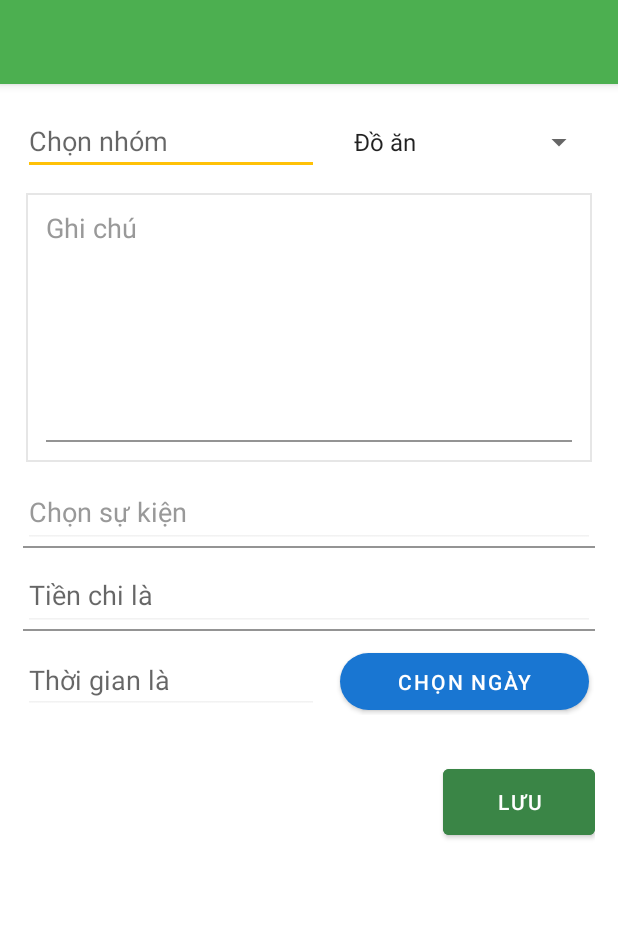
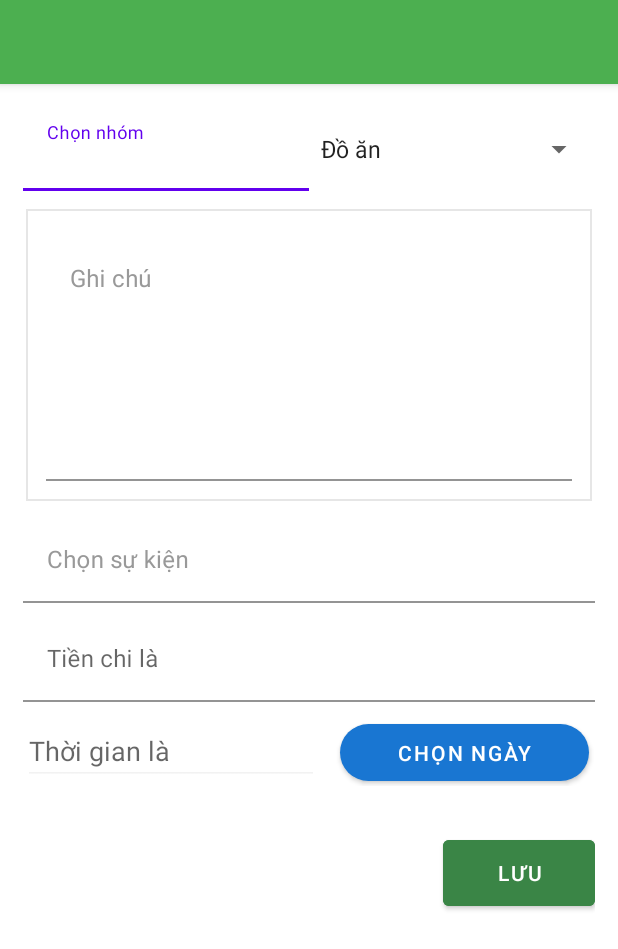
Before and after one commit to France2702/ExpenseManaging, an Android app: the AddActive screen opened directly, with no data from a screen before it, on a phone screen of 412 x 824 dp. Shown: the top 949 px of the screen. Run offline under Robolectric (Android 15) with nearby library versions, the phone set to English and light mode, and no system bars.

Commit message:
match parent

```diff
--- /dev/null
+++ b/app/src/main/res/drawable/my_hint_animation.xml
@@ -0,0 +1,10 @@
+<set xmlns:android="http://schemas.android.com/apk/res/android">
+    <translate
+        android:fromYDelta="0"
+        android:toYDelta="-16dp"
+        android:duration="200" />
+    <alpha
+        android:fromAlpha="1.0"
+        android:toAlpha="0.5"
+        android:duration="200" />
+</set>
--- a/app/src/main/res/layout/activity_add_transaction.xml
+++ b/app/src/main/res/layout/activity_add_transaction.xml
@@ -1,6 +1,7 @@
 <?xml version="1.0" encoding="utf-8"?>
 <LinearLayout xmlns:android="http://schemas.android.com/apk/res/android"
     xmlns:app="http://schemas.android.com/apk/res-auto"
+    xmlns:tools="http://schemas.android.com/tools"
     android:layout_width="match_parent"
     android:layout_height="match_parent"
     android:background="@color/white"
@@ -35,37 +36,40 @@
             android:layout_height="wrap_content"
             android:orientation="vertical">
 
-            <com.google.android.material.textfield.TextInputLayout
+            <LinearLayout
                 android:layout_width="match_parent"
                 android:layout_height="wrap_content"
-                android:textColorHint="@color/grey_40">
-                <LinearLayout
-                    android:layout_width="match_parent"
-                    android:layout_height="match_parent"
-                    android:orientation="horizontal">
+                android:orientation="horizontal">
+
+                <com.google.android.material.textfield.TextInputLayout
+                    android:layout_width="0dp"
+                    android:layout_height="wrap_content"
+                    android:layout_weight="1"
+                    android:textColorHint="@color/grey_40">
 
                     <androidx.appcompat.widget.AppCompatEditText
-                        android:layout_width="197dp"
-                        android:layout_height="wrap_content"
+                        android:layout_width="match_parent"
+                        android:layout_height="match_parent"
                         android:hint="Chọn nhóm"
                         android:textColor="@android:color/black"
-                        android:theme="@style/EditText.Yellow"
-                        android:visibility="visible" />
+                        android:background="@color/white"/>
 
-                    <View
-                        android:id="@+id/view12"
-                        android:layout_width="63dp"
-                        android:layout_height="44dp"
-                        android:layout_weight="1" />
+                </com.google.android.material.textfield.TextInputLayout>
+
+                <com.google.android.material.textfield.TextInputLayout
+                    android:layout_width="0dp"
+                    android:layout_height="match_parent"
+                    android:layout_weight="1"
+                    android:textColorHint="@color/grey_40">
 
                     <Spinner
                         android:id="@+id/expense_spinner"
-                        android:layout_width="217dp"
-                        android:layout_height="44dp"
+                        android:layout_width="match_parent"
+                        android:layout_height="wrap_content"
                         android:layout_weight="1" />
 
-                </LinearLayout>
-            </com.google.android.material.textfield.TextInputLayout>
+                </com.google.android.material.textfield.TextInputLayout>
+            </LinearLayout>
 
             <View
                 android:layout_width="match_parent"
@@ -81,14 +85,15 @@
                 <androidx.appcompat.widget.AppCompatEditText
                     android:layout_width="match_parent"
                     android:layout_height="wrap_content"
-                    android:background="@android:color/transparent"
+
                     android:gravity="top"
-                    android:hint="Ghi chú"
+                    android:hint="@string/Mnemonic"
                     android:inputType="textMultiLine"
                     android:maxLines="12"
                     android:minLines="7"
                     android:textColor="@android:color/black"
-                    android:theme="@style/EditText.Yellow" />
+                    android:background="@color/white"
+                    tools:ignore="SpeakableTextPresentCheck" />
 
             </com.google.android.material.textfield.TextInputLayout>
 
@@ -104,10 +109,10 @@
                 <androidx.appcompat.widget.AppCompatEditText
                     android:layout_width="match_parent"
                     android:layout_height="wrap_content"
-                    android:hint="Chọn sự kiện"
+                    android:hint="@string/ChooseEvent"
                     android:inputType="textLongMessage"
                     android:textColor="@android:color/black"
-                    android:theme="@style/EditText.Yellow" />
+                    android:background="@color/white" />
 
             </com.google.android.material.textfield.TextInputLayout>
 
@@ -122,10 +127,10 @@
                 <androidx.appcompat.widget.AppCompatEditText
                     android:layout_width="match_parent"
                     android:layout_height="wrap_content"
-                    android:hint="Tiền chi là"
+                    android:hint="@string/MoneySpent"
                     android:inputType="numberDecimal"
                     android:textColor="@android:color/black"
-                    android:theme="@style/EditText.Yellow" />
+                    android:background="@color/white" />
             </com.google.android.material.textfield.TextInputLayout>
 
             <View
--- a/app/src/main/res/values/strings.xml
+++ b/app/src/main/res/values/strings.xml
@@ -26,6 +26,9 @@
     <string name="desc_three">Lorem ipsum dolor sit amet, consectetur adipiscing elit, sed do eiusmod tempor incididunt ut labore et dolore magna aliqua</string>
     <string name="desc_fourth">Lorem ipsum dolor sit amet, consectetur adipiscing elit, sed do eiusmod tempor incididunt ut labore et dolore magna aliqua</string>
     <string name="TODO">TODO</string>
+    <string name="Mnemonic">Ghi chú</string>
+    <string name="MoneySpent">Tiền chi là</string>
+    <string name="ChooseEvent">Chọn sự kiện</string>
 
     <string-array name="expense_option">
         <item>Đồ ăn</item>
```
